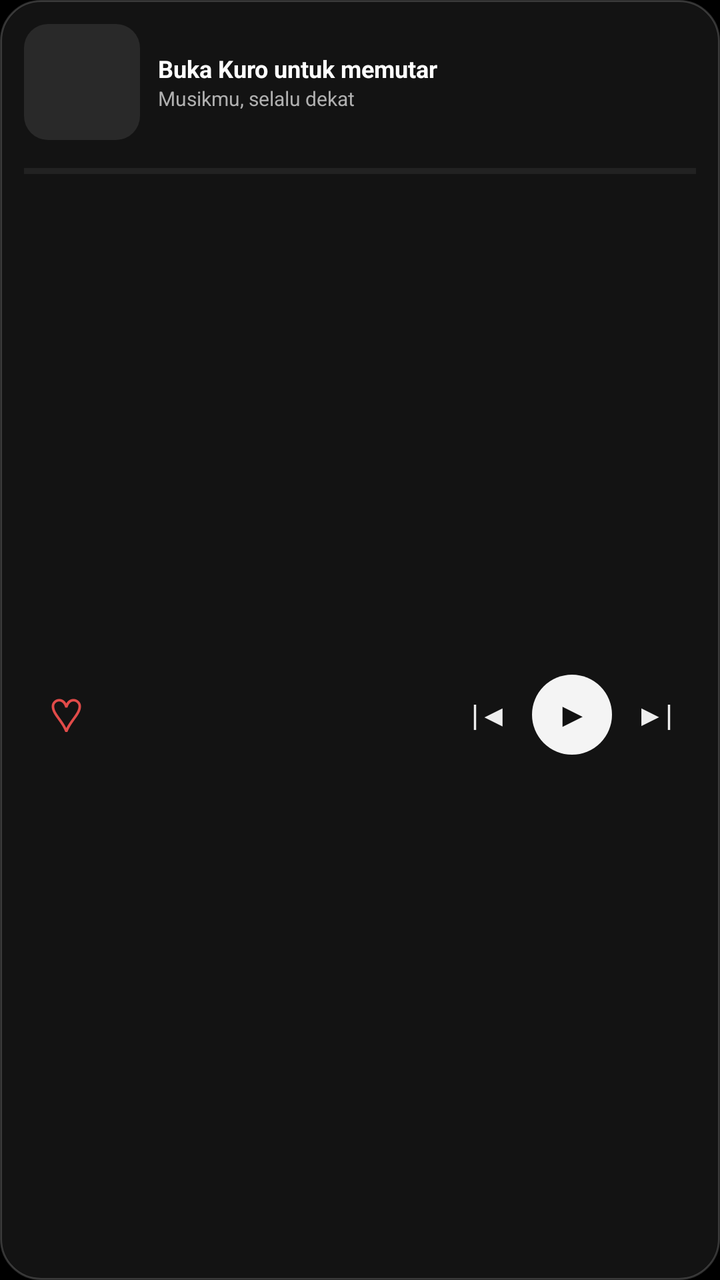
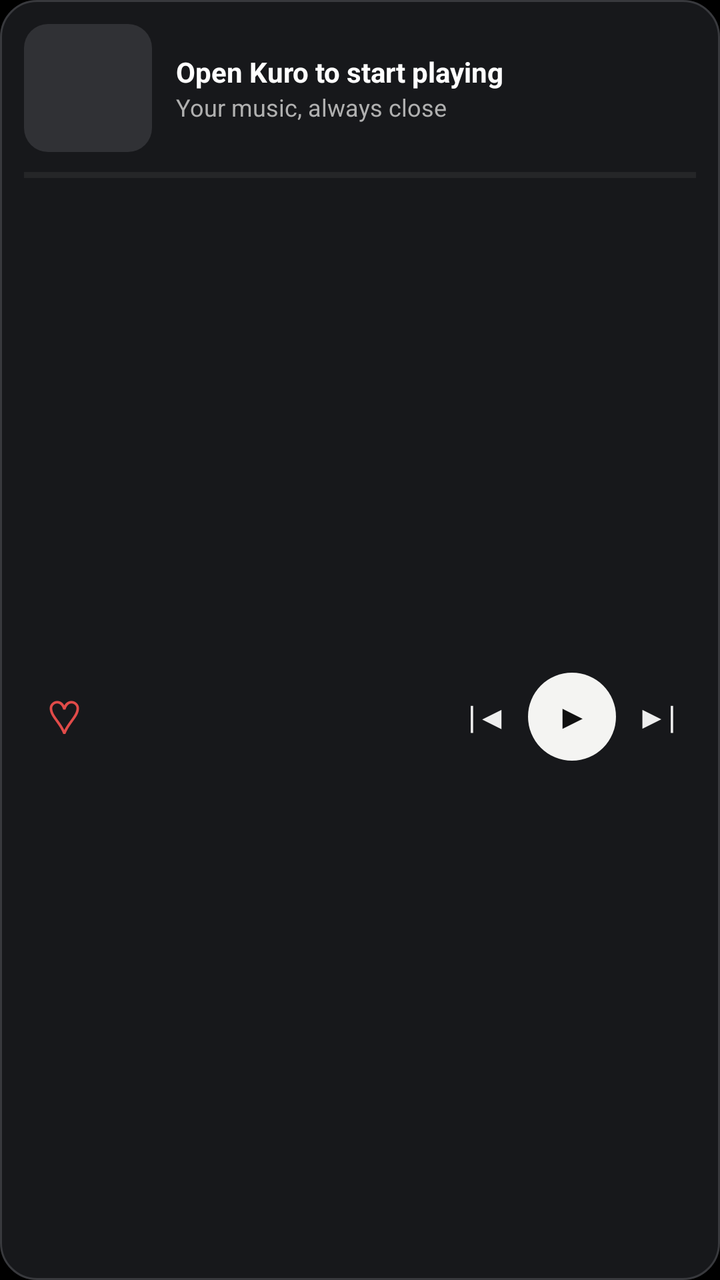

An Android layout rendered at two revisions. The XML below is the earlier revision; the diff shows what the commit changed to produce the second picture.
<!-- AndroidManifest.xml: application theme Theme.Kuro -->
<!-- res/layout/widget_kuro_square.xml -->
<LinearLayout xmlns:android="http://schemas.android.com/apk/res/android"
    android:id="@+id/widget_root"
    android:layout_width="match_parent"
    android:layout_height="match_parent"
    android:background="@drawable/widget_background"
    android:orientation="vertical"
    android:padding="12dp">

    <LinearLayout
        android:layout_width="match_parent"
        android:layout_height="wrap_content"
        android:gravity="center_vertical"
        android:orientation="horizontal">

        <ImageView
            android:id="@+id/widget_art"
            android:layout_width="58dp"
            android:layout_height="58dp"
            android:background="@drawable/widget_art_background"
            android:contentDescription="Artwork"
            android:scaleType="centerCrop" />

        <LinearLayout
            android:layout_width="0dp"
            android:layout_height="wrap_content"
            android:layout_marginStart="9dp"
            android:layout_weight="1"
            android:orientation="vertical">

            <TextView
                android:id="@+id/widget_title"
                android:layout_width="match_parent"
                android:layout_height="wrap_content"
                android:ellipsize="end"
                android:maxLines="2"
                android:text="Buka Kuro untuk memutar"
                android:textColor="#FFFFFF"
                android:textSize="12sp"
                android:textStyle="bold" />

            <TextView
                android:id="@+id/widget_artist"
                android:layout_width="match_parent"
                android:layout_height="wrap_content"
                android:ellipsize="end"
                android:maxLines="1"
                android:text="Musikmu, selalu dekat"
                android:textColor="#B0B0B0"
                android:textSize="10sp" />
        </LinearLayout>
    </LinearLayout>

    <ProgressBar
        android:id="@+id/widget_progress"
        style="?android:attr/progressBarStyleHorizontal"
        android:layout_width="match_parent"
        android:layout_height="3dp"
        android:layout_marginTop="14dp"
        android:indeterminate="false"
        android:max="1000"
        android:progress="0"
        android:progressBackgroundTint="#454545"
        android:progressTint="#F5F5F5" />

    <LinearLayout
        android:layout_width="match_parent"
        android:layout_height="0dp"
        android:layout_weight="1"
        android:gravity="center_vertical"
        android:orientation="horizontal">

        <TextView
            android:id="@+id/widget_favorite"
            android:layout_width="42dp"
            android:layout_height="48dp"
            android:gravity="center"
            android:text="♡"
            android:textColor="#E14B49"
            android:textSize="23sp" />

        <TextView
            android:layout_width="0dp"
            android:layout_height="1dp"
            android:layout_weight="1" />

        <TextView
            android:id="@+id/widget_previous"
            android:layout_width="42dp"
            android:layout_height="48dp"
            android:gravity="center"
            android:text="|◀"
            android:textColor="#EEEEEE"
            android:textSize="15sp" />

        <TextView
            android:id="@+id/widget_play"
            android:layout_width="40dp"
            android:layout_height="40dp"
            android:background="@drawable/widget_play_background"
            android:gravity="center"
            android:text="▶"
            android:textColor="#111111"
            android:textSize="16sp"
            android:textStyle="bold" />

        <TextView
            android:id="@+id/widget_next"
            android:layout_width="42dp"
            android:layout_height="48dp"
            android:gravity="center"
            android:text="▶|"
            android:textColor="#EEEEEE"
            android:textSize="15sp" />
    </LinearLayout>
</LinearLayout>
<!-- resources referenced by this layout -->
<resources>
  <!-- drawable widget_art_background (drawable) -->
  <shape xmlns:android="http://schemas.android.com/apk/res/android" android:shape="rectangle">
      <solid android:color="#292929" />
      <corners android:radius="12dp" />
  </shape>
  <!-- drawable widget_background (drawable) -->
  <shape xmlns:android="http://schemas.android.com/apk/res/android" android:shape="rectangle">
      <solid android:color="#E9151515" />
      <corners android:radius="20dp" />
      <stroke android:width="1dp" android:color="#2EFFFFFF" />
  </shape>
  <!-- drawable widget_play_background (drawable) -->
  <shape xmlns:android="http://schemas.android.com/apk/res/android" android:shape="oval">
      <solid android:color="#F4F4F4" />
  </shape>
  <style name="Theme.Kuro" parent="android:Theme.Material.NoActionBar">
          <item name="android:statusBarColor">@color/black</item>
          <item name="android:navigationBarColor">@color/black</item>
          <item name="android:windowBackground">@color/black</item>
      </style>
  <color name="black">#FF000000</color>
</resources>

<!-- the commit's change to res/layout/widget_kuro_square.xml (unified diff, before → after) -->
@@ -14,16 +14,16 @@
 
         <ImageView
             android:id="@+id/widget_art"
-            android:layout_width="58dp"
-            android:layout_height="58dp"
+            android:layout_width="64dp"
+            android:layout_height="64dp"
             android:background="@drawable/widget_art_background"
-            android:contentDescription="Artwork"
+            android:contentDescription="@string/widget_artwork_desc"
             android:scaleType="centerCrop" />
 
         <LinearLayout
             android:layout_width="0dp"
             android:layout_height="wrap_content"
-            android:layout_marginStart="9dp"
+            android:layout_marginStart="12dp"
             android:layout_weight="1"
             android:orientation="vertical">
 
@@ -33,9 +33,9 @@
                 android:layout_height="wrap_content"
                 android:ellipsize="end"
                 android:maxLines="2"
-                android:text="Buka Kuro untuk memutar"
+                android:text="@string/widget_placeholder_title"
                 android:textColor="#FFFFFF"
-                android:textSize="12sp"
+                android:textSize="14sp"
                 android:textStyle="bold" />
 
             <TextView
@@ -44,9 +44,9 @@
                 android:layout_height="wrap_content"
                 android:ellipsize="end"
                 android:maxLines="1"
-                android:text="Musikmu, selalu dekat"
+                android:text="@string/widget_placeholder_artist"
                 android:textColor="#B0B0B0"
-                android:textSize="10sp" />
+                android:textSize="12sp" />
         </LinearLayout>
     </LinearLayout>
 
@@ -55,7 +55,7 @@
         style="?android:attr/progressBarStyleHorizontal"
         android:layout_width="match_parent"
         android:layout_height="3dp"
-        android:layout_marginTop="14dp"
+        android:layout_marginTop="10dp"
         android:indeterminate="false"
         android:max="1000"
         android:progress="0"
@@ -71,7 +71,7 @@
 
         <TextView
             android:id="@+id/widget_favorite"
-            android:layout_width="42dp"
+            android:layout_width="40dp"
             android:layout_height="48dp"
             android:gravity="center"
             android:text="♡"
@@ -85,18 +85,20 @@
 
         <TextView
             android:id="@+id/widget_previous"
-            android:layout_width="42dp"
+            android:layout_width="40dp"
             android:layout_height="48dp"
             android:gravity="center"
+            android:contentDescription="@string/widget_previous_desc"
             android:text="|◀"
             android:textColor="#EEEEEE"
-            android:textSize="15sp" />
+            android:textSize="16sp" />
 
         <TextView
             android:id="@+id/widget_play"
-            android:layout_width="40dp"
-            android:layout_height="40dp"
+            android:layout_width="44dp"
+            android:layout_height="44dp"
             android:background="@drawable/widget_play_background"
+            android:contentDescription="@string/widget_play_desc"
             android:gravity="center"
             android:text="▶"
             android:textColor="#111111"
@@ -105,11 +107,12 @@
 
         <TextView
             android:id="@+id/widget_next"
-            android:layout_width="42dp"
+            android:layout_width="40dp"
             android:layout_height="48dp"
             android:gravity="center"
+            android:contentDescription="@string/widget_next_desc"
             android:text="▶|"
             android:textColor="#EEEEEE"
-            android:textSize="15sp" />
+            android:textSize="16sp" />
     </LinearLayout>
 </LinearLayout>
<!-- resource entries referenced after the edit -->
@@ -2,19 +2,25 @@
 <resources>
   <!-- drawable widget_art_background (drawable) -->
   <shape xmlns:android="http://schemas.android.com/apk/res/android" android:shape="rectangle">
-      <solid android:color="#292929" />
+      <solid android:color="#303135" />
       <corners android:radius="12dp" />
   </shape>
   <!-- drawable widget_background (drawable) -->
   <shape xmlns:android="http://schemas.android.com/apk/res/android" android:shape="rectangle">
-      <solid android:color="#E9151515" />
-      <corners android:radius="20dp" />
-      <stroke android:width="1dp" android:color="#2EFFFFFF" />
+      <solid android:color="#E91A1B1E" />
+      <corners android:radius="18dp" />
+      <stroke android:width="1dp" android:color="#38393D" />
   </shape>
   <!-- drawable widget_play_background (drawable) -->
   <shape xmlns:android="http://schemas.android.com/apk/res/android" android:shape="oval">
-      <solid android:color="#F4F4F4" />
+      <solid android:color="#F4F4F2" />
   </shape>
+  <string name="widget_artwork_desc">Album artwork</string>
+  <string name="widget_next_desc">Next track</string>
+  <string name="widget_placeholder_artist">Your music, always close</string>
+  <string name="widget_placeholder_title">Open Kuro to start playing</string>
+  <string name="widget_play_desc">Play or pause</string>
+  <string name="widget_previous_desc">Previous track</string>
   <style name="Theme.Kuro" parent="android:Theme.Material.NoActionBar">
           <item name="android:statusBarColor">@color/black</item>
           <item name="android:navigationBarColor">@color/black</item>
